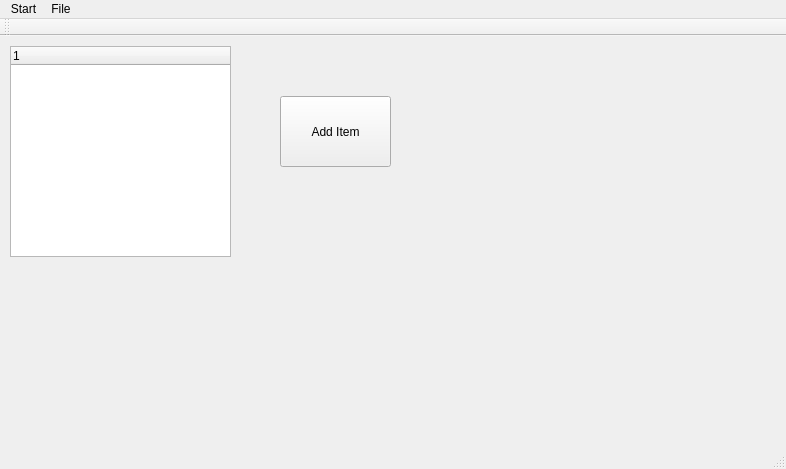
Above: mainwindow.ui from HanshanGithub/treePushTest before the change. Below: the same form after it.
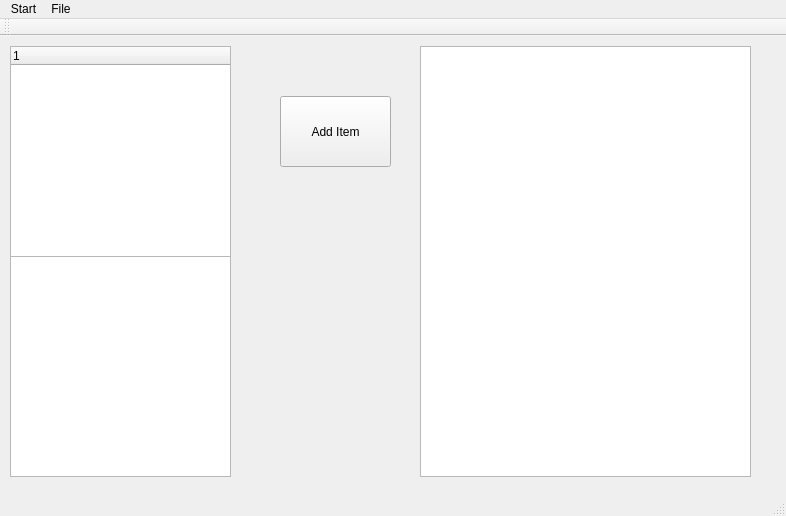
That is the form after the change.

Commit message: 0.1.3 点击子节点有反应

Patch:
```diff
--- a/mainwindow.ui
+++ b/mainwindow.ui
@@ -7,7 +7,7 @@
     <x>0</x>
     <y>0</y>
     <width>786</width>
-    <height>469</height>
+    <height>516</height>
    </rect>
   </property>
   <property name="windowTitle">
@@ -42,6 +42,26 @@
      <string>Add Item</string>
     </property>
    </widget>
+   <widget class="QTableView" name="tableView">
+    <property name="geometry">
+     <rect>
+      <x>10</x>
+      <y>220</y>
+      <width>221</width>
+      <height>221</height>
+     </rect>
+    </property>
+   </widget>
+   <widget class="QTextBrowser" name="textBrowser">
+    <property name="geometry">
+     <rect>
+      <x>420</x>
+      <y>10</y>
+      <width>331</width>
+      <height>431</height>
+     </rect>
+    </property>
+   </widget>
   </widget>
   <widget class="QMenuBar" name="menuBar">
    <property name="geometry">
```
The commit also changes 2 other files.
